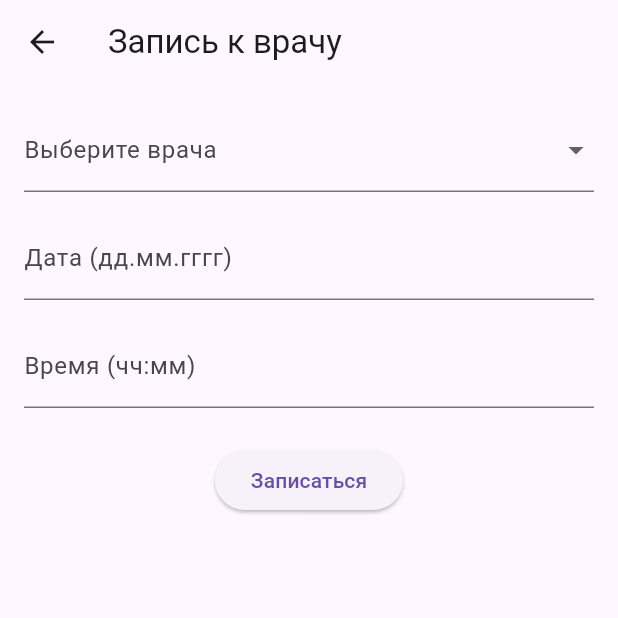
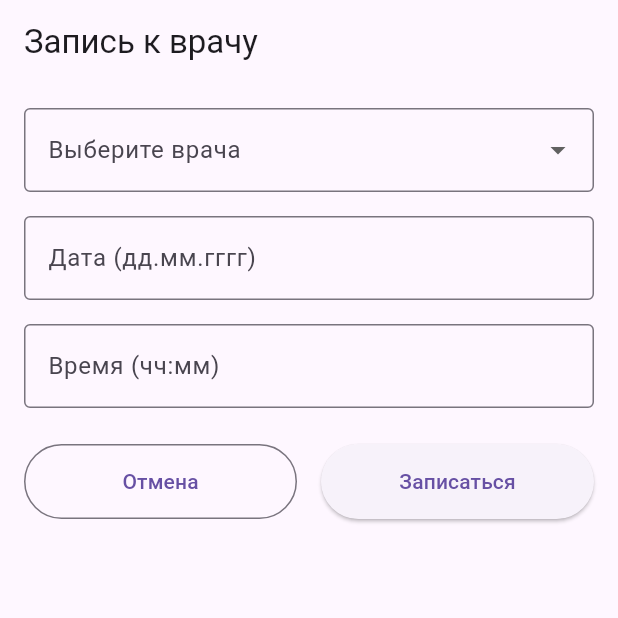
Before and after one commit to DarkDan25/first_flutter_project, a Flutter app: the MakeAppointmentScreen screen opened directly with empty values, on a phone screen of 412 x 824 dp, the top half of it. Run offline on Flutter 3.47's test engine with Material 3 defaults, Android fonts, the phone set to English and light mode, and no system bars; our stand-ins replace cached_network_image.

```diff
--- a/lib/main.dart
+++ b/lib/main.dart
@@ -1,3 +1,4 @@
+import 'package:first_flutter_project/screens/login_screen.dart';
 import 'package:flutter/material.dart';
 import 'screens/home_screen.dart';
 
@@ -15,7 +16,7 @@ class MyApp extends StatelessWidget {
       theme: ThemeData(
         primarySwatch: Colors.blue,
       ),
-      home: HomeScreen(),
+      home: LoginScreen(),
     );
   }
 }
--- a/lib/screens/appointment_history_screen.dart
+++ b/lib/screens/appointment_history_screen.dart
@@ -10,7 +10,6 @@ class AppointmentHistoryScreen extends StatelessWidget {
   @override
   Widget build(BuildContext context) {
     return Scaffold(
-      appBar: AppBar(title: Text('История записей')),
       body: historyAppointments.isEmpty
           ? Center(
         child: Text(
--- a/lib/screens/current_appointments_screen.dart
+++ b/lib/screens/current_appointments_screen.dart
@@ -17,7 +17,6 @@ class CurrentAppointmentsScreen extends StatelessWidget {
   @override
   Widget build(BuildContext context) {
     return Scaffold(
-      appBar: AppBar(title: Text('Текущие записи')),
       body: appointments.isEmpty
           ? Center(
         child: Text(
--- a/lib/screens/login_screen.dart
+++ b/lib/screens/login_screen.dart
@@ -1,4 +1,6 @@
 import 'package:flutter/material.dart';
+
+import 'current_appointments_wrapper.dart';
 
 class LoginScreen extends StatelessWidget {
   final TextEditingController _usernameController = TextEditingController();
--- a/lib/screens/make_appointment_screen.dart
+++ b/lib/screens/make_appointment_screen.dart
@@ -15,7 +15,7 @@ class MakeAppointmentScreen extends StatefulWidget {
 
 class _MakeAppointmentScreenState extends State<MakeAppointmentScreen> {
   final _formKey = GlobalKey<FormState>();
-  String _selectedDoctor = '';
+  String? _selectedDoctor;
   String _selectedDate = '';
   String _selectedTime = '';
 
@@ -35,41 +35,36 @@ class _MakeAppointmentScreenState extends State<MakeAppointmentScreen> {
   @override
   Widget build(BuildContext context) {
     return Scaffold(
-      appBar: AppBar(title: Text('Запись к врачу')),
-      body: Padding(
+      appBar: AppBar(
+        title: Text('Запись к врачу'),
+        // Убираем кнопку назад
+        automaticallyImplyLeading: false,
+      ),
+      body: SingleChildScrollView(
         padding: EdgeInsets.all(16),
         child: Form(
           key: _formKey,
           child: Column(
             children: [
               DropdownButtonFormField<String>(
-                items: _availableDoctors.keys
-                    .map((doctorName) {
+                value: _selectedDoctor,
+                items: _availableDoctors.keys.map((doctorName) {
                   final doctor = _availableDoctors[doctorName]!;
                   return DropdownMenuItem(
                     value: doctorName,
                     child: Row(
                       children: [
-                        // CachedDoctorImage(
-                        //   imageUrl: doctor.imageUrl,
-                        //   //localAsset: doctor.localAsset,
-                        //   width: 40,
-                        //   height: 40,
-                        // ),
-                        // SizedBox(width: 12),
                         Text('${doctor.name} - ${doctor.specialty}'),
                       ],
                     ),
                   );
-                })
-                    .toList(),
+                }).toList(),
                 onChanged: (value) {
-                  if (value != null) {
-                    setState(() => _selectedDoctor = value);
-                  }
+                  setState(() => _selectedDoctor = value);
                 },
                 decoration: InputDecoration(
                   labelText: 'Выберите врача',
+                  border: OutlineInputBorder(),
                 ),
                 validator: (value) {
                   if (value == null || value.isEmpty) {
@@ -82,6 +77,7 @@ class _MakeAppointmentScreenState extends State<MakeAppointmentScreen> {
               TextFormField(
                 decoration: InputDecoration(
                   labelText: 'Дата (дд.мм.гггг)',
+                  border: OutlineInputBorder(),
                 ),
                 validator: (value) {
                   if (value == null || value.isEmpty) {
@@ -95,6 +91,7 @@ class _MakeAppointmentScreenState extends State<MakeAppointmentScreen> {
               TextFormField(
                 decoration: InputDecoration(
                   labelText: 'Время (чч:мм)',
+                  border: OutlineInputBorder(),
                 ),
                 validator: (value) {
                   if (value == null || value.isEmpty) {
@@ -105,9 +102,33 @@ class _MakeAppointmentScreenState extends State<MakeAppointmentScreen> {
                 onChanged: (value) => _selectedTime = value,
               ),
               SizedBox(height: 24),
-              ElevatedButton(
-                onPressed: _submitForm,
-                child: Text('Записаться'),
+              Row(
+                children: [
+                  // Кнопка Отмена
+                  Expanded(
+                    child: OutlinedButton(
+                      onPressed: () {
+                        // Просто возвращаемся назад без сохранения
+                        Navigator.pop(context);
+                      },
+                      style: OutlinedButton.styleFrom(
+                        minimumSize: Size(0, 50),
+                      ),
+                      child: Text('Отмена'),
+                    ),
+                  ),
+                  SizedBox(width: 16),
+                  // Кнопка Записаться
+                  Expanded(
+                    child: ElevatedButton(
+                      onPressed: _submitForm,
+                      style: ElevatedButton.styleFrom(
+                        minimumSize: Size(0, 50),
+                      ),
+                      child: Text('Записаться'),
+                    ),
+                  ),
+                ],
               ),
             ],
           ),
@@ -118,15 +139,21 @@ class _MakeAppointmentScreenState extends State<MakeAppointmentScreen> {
 
   void _submitForm() {
     if (_formKey.currentState!.validate()) {
-      final doctor = _availableDoctors[_selectedDoctor]!;
+      if (_selectedDoctor == null) {
+        ScaffoldMessenger.of(context).showSnackBar(
+          SnackBar(content: Text('Пожалуйста, выберите врача')),
+        );
+        return;
+      }
+
+      final doctor = _availableDoctors[_selectedDoctor!]!;
       final newAppointment = Appointment(
         id: DateTime.now().millisecondsSinceEpoch.toString(),
-        doctorName: _selectedDoctor,
-        specialty: _doctorSpecialties[_selectedDoctor] ?? 'Врач',
+        doctorName: _selectedDoctor!,
+        specialty: doctor.specialty,
         date: _selectedDate,
         time: _selectedTime,
         imageUrl: doctor.imageUrl,
-        //localAsset: doctor.localAsset,
       );
 
       widget.onAddAppointment(newAppointment);
@@ -137,10 +164,13 @@ class _MakeAppointmentScreenState extends State<MakeAppointmentScreen> {
 
       _formKey.currentState!.reset();
       setState(() {
-        _selectedDoctor = '';
+        _selectedDoctor = null;
         _selectedDate = '';
         _selectedTime = '';
       });
+
+      // Возврат к списку записей после успешного создания
+      Navigator.pop(context);
     }
   }
 }
```
Also changed, not shown: lib/screens/profile_screen.dart (+16 -6 lines).
